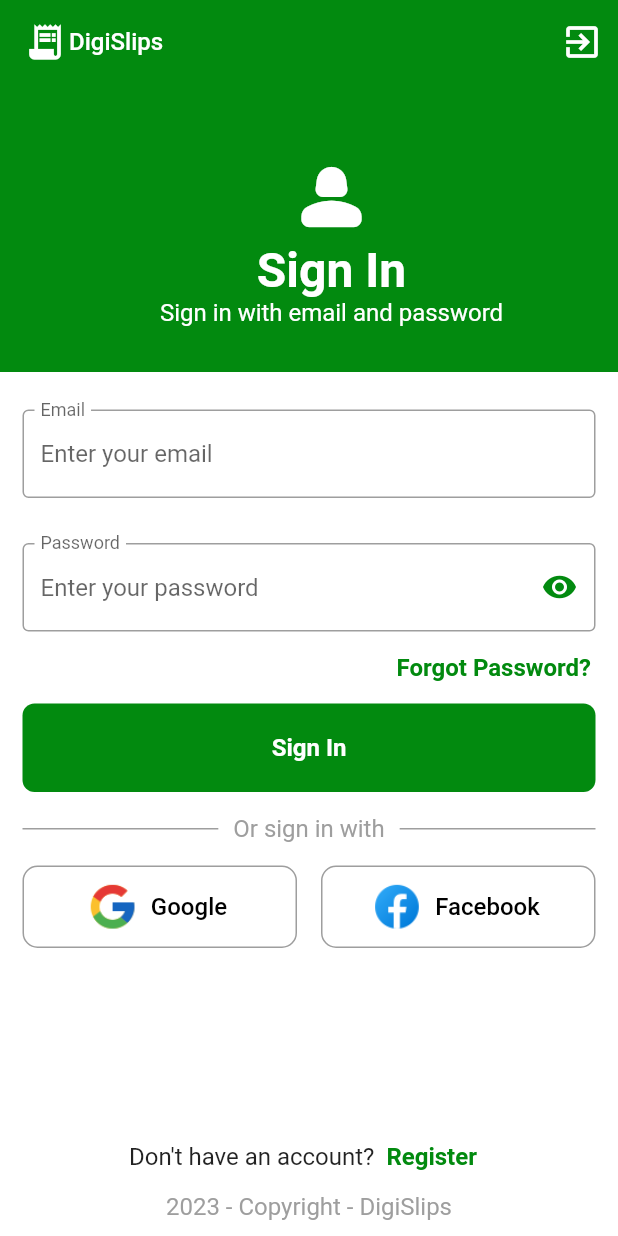
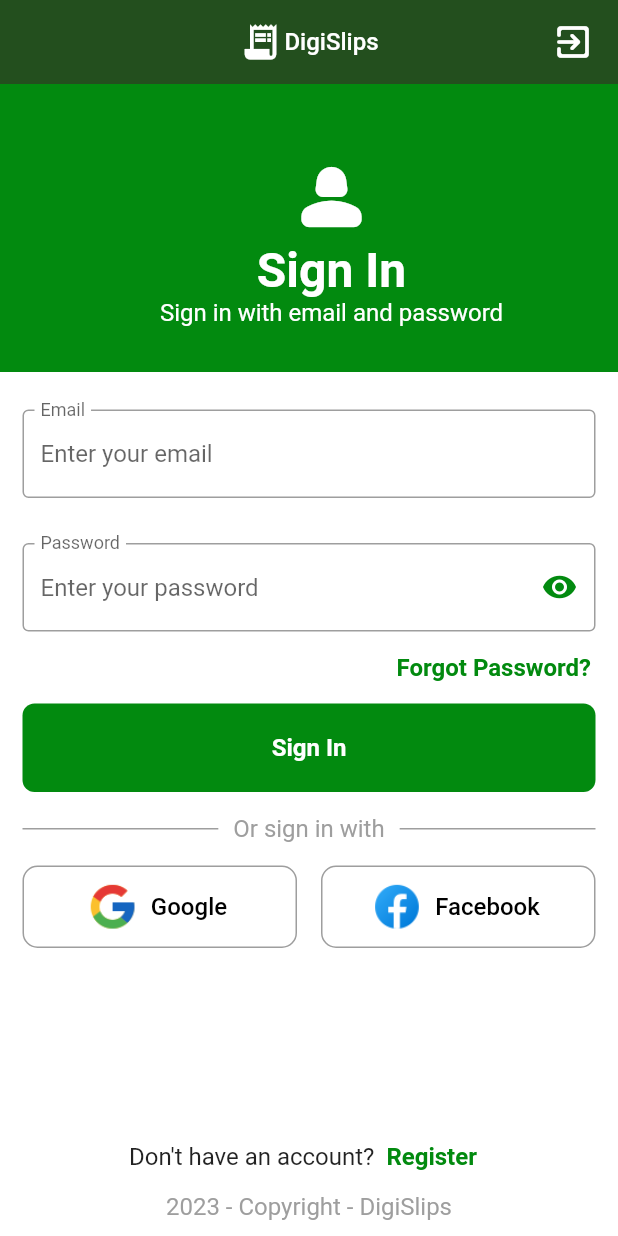
Before and after one commit to SthembisoVinjwa/Digislip, a Flutter app: the screen it shows after launch, on a phone screen of 412 x 824 dp. Run offline on Flutter 3.47's test engine with Material 2 defaults, Android fonts, the phone set to English and light mode, and no system bars; our stand-ins replace barcode_widget, firebase_auth, firebase_core, google_sign_in, image_picker; accounts and stored records are empty.

```diff
--- a/lib/screens/authenticate/login.dart
+++ b/lib/screens/authenticate/login.dart
@@ -125,25 +125,30 @@ class _LoginState extends State<Login> with WidgetsBindingObserver {
     return Scaffold(
       resizeToAvoidBottomInset: false,
       appBar: AppBar(
+        elevation: 0,
+        backgroundColor: Theme.of(context).primaryColor,
         centerTitle: true,
-        elevation: 0,
-        backgroundColor: Theme.of(context).canvasColor,
-        title: Row(
-          children: const [
+        title: Stack(
+          alignment: Alignment.center,
+          children: [
+            Row(
+              mainAxisAlignment: MainAxisAlignment.center,
+              children: [
                 Icon(Icons.receipt_long, size: 28),
-            SizedBox(
-              width: 2,
-            ),
+                SizedBox(width: 2),
                 Text(
                   'DigiSlips',
                   style: TextStyle(fontSize: 16),
-            )
+                ),
               ],
             ),
-        actions: [
+            Positioned(
+              right: -10,
+              child: Row(
+                children: [
                   IconButton(
                     icon: const Icon(
-              Icons.exit_to_app,
+                      Icons.exit_to_app_rounded,
                       size: 28,
                     ),
                     onPressed: () {
@@ -151,6 +156,10 @@ class _LoginState extends State<Login> with WidgetsBindingObserver {
                     },
                   ),
                 ],
+              ),
+            ),
+          ],
+        ),
       ),
       body: SafeArea(
         child: Column(
--- a/pubspec.yaml
+++ b/pubspec.yaml
@@ -43,6 +43,7 @@ dependencies:
   google_sign_in: ^6.1.4
   firebase_storage: ^11.2.4
   image_picker: ^1.0.0
+  barcode_widget: ^2.0.4
 
 dev_dependencies:
   flutter_test:
```
Also changed, not shown: lib/screens/home/dashboard.dart (+55 -3 lines), lib/screens/home/home.dart (+4 -4 lines), lib/screens/home/subscription.dart (renamed from lib/screens/home/reciepts.dart, +5 -5 lines). Lines whose indentation alone changed are shown as unchanged.
